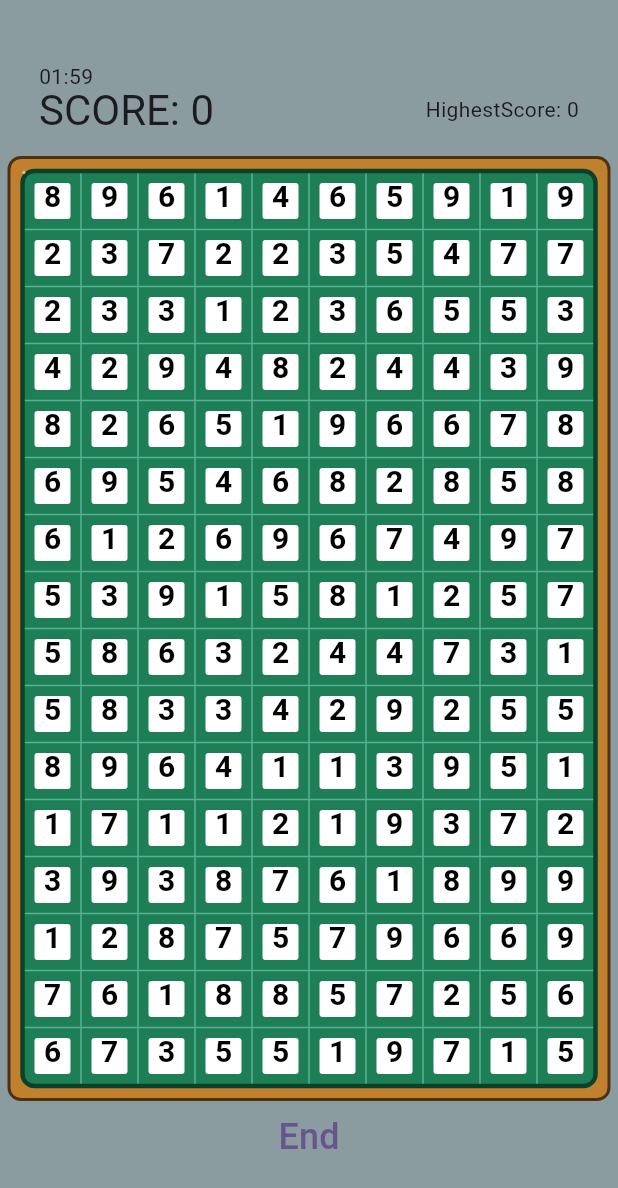
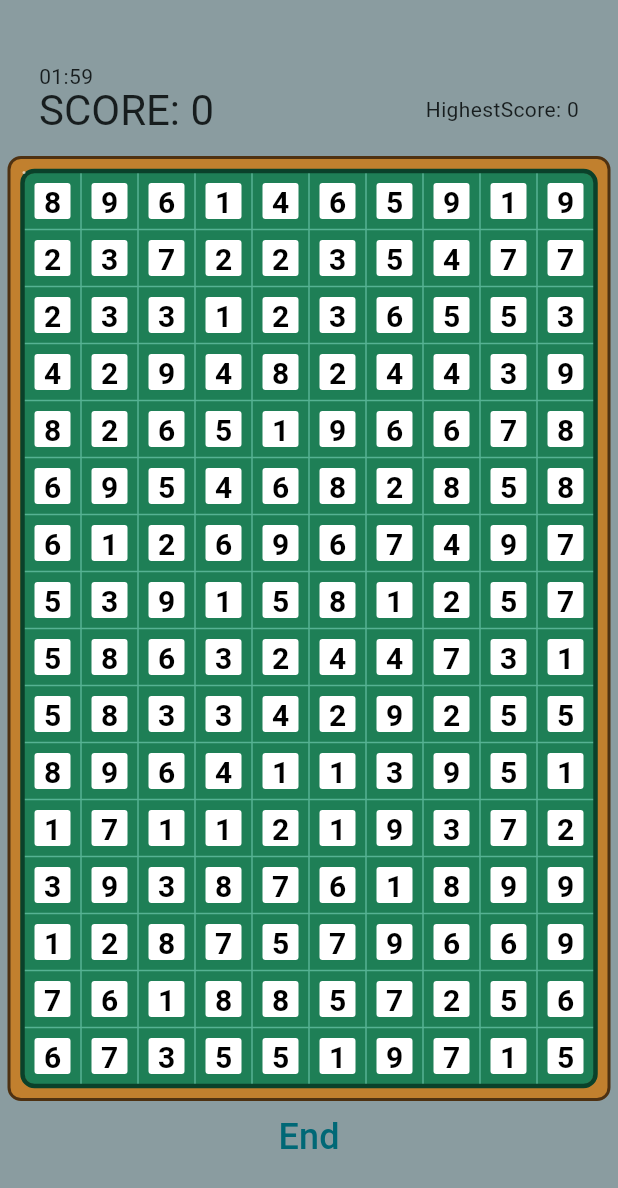
Before and after one commit to ChenCoin/Catfish, a Flutter app: the screen it shows after launch, after a tap on "Start", on a phone screen of 412 x 824 dp. Shown: the top 1188 px of the screen. Run offline on Flutter 3.47's test engine with Material 3 defaults, Android fonts, the light colour scheme and no system bars; our stand-ins replace shared_preferences.

Commit message:
make it look pretty on web

```diff
--- a/lib/main.dart
+++ b/lib/main.dart
@@ -22,7 +22,7 @@ class MyApp extends StatelessWidget {
     return MaterialApp(
       title: 'Flutter Demo',
       theme: ThemeData(
-        colorScheme: ColorScheme.fromSeed(seedColor: Colors.deepPurple),
+        colorScheme: ColorScheme.fromSeed(seedColor: const Color(0xff8A9CA0)),
         useMaterial3: true,
       ),
       home: MyHomePage(title: 'Flutter Demo Home Page', data: data),
--- a/lib/view/num_board.dart
+++ b/lib/view/num_board.dart
@@ -57,7 +57,7 @@ void drawPieces(Canvas canvas, double grid, GridData data) {
       // 画数字
       paint.text = TextSpan(text: content.toString(), style: style);
       paint.layout(minWidth: grid);
-      paint.paint(canvas, Offset(grid * j, grid * i + 4));
+      paint.paint(canvas, Offset(grid * j, grid * i + 8));
     }
   }
 }
```
